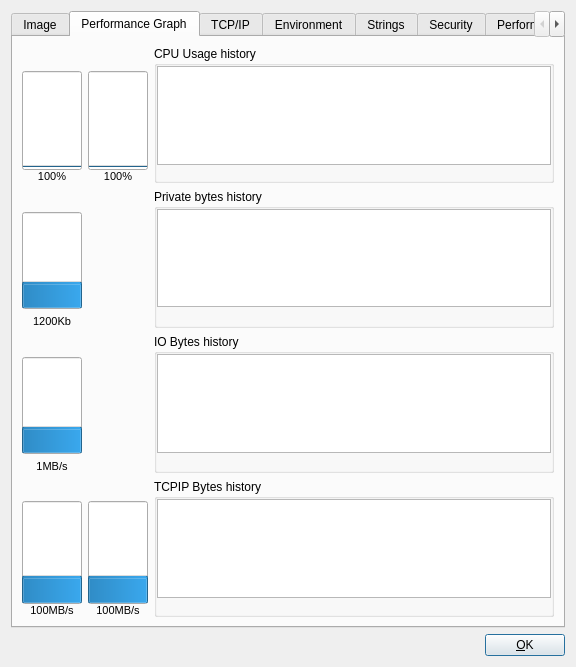
Before: the Qt Designer form ui/processdetails.ui in wolfc01/procexp, drawn with Qt 5.
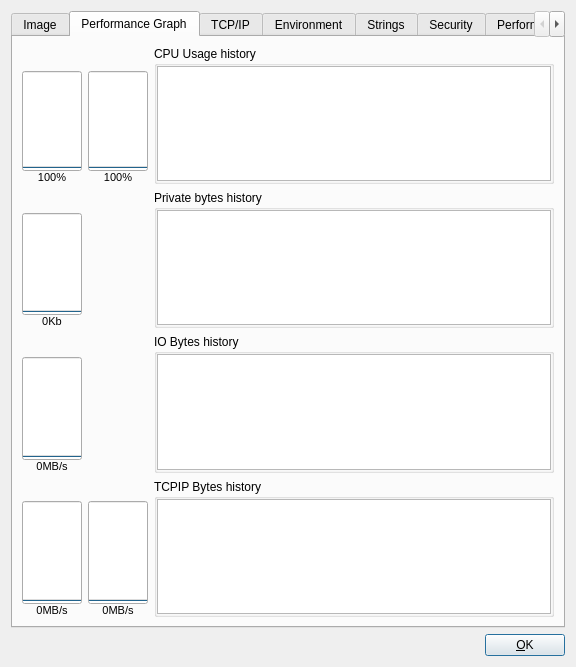
After: the same form once the commit is applied. Custom widgets are drawn as their Qt base class.

Commit message: UI of singleprocess view graphs

```diff
--- a/ui/processdetails.ui
+++ b/ui/processdetails.ui
@@ -354,6 +354,9 @@
         <layout class="QHBoxLayout" name="horizontalLayout_22">
          <item>
           <layout class="QVBoxLayout" name="verticalLayout_17">
+           <property name="spacing">
+            <number>0</number>
+           </property>
            <item>
             <layout class="QHBoxLayout" name="horizontalLayout_17">
              <property name="topMargin">
@@ -368,7 +371,7 @@
                 </size>
                </property>
                <property name="value">
-                <number>24</number>
+                <number>0</number>
                </property>
                <property name="textVisible">
                 <bool>false</bool>
@@ -388,7 +391,7 @@
               </font>
              </property>
              <property name="text">
-              <string>1MB/s</string>
+              <string>0MB/s</string>
              </property>
              <property name="alignment">
               <set>Qt::AlignCenter</set>
@@ -423,7 +426,7 @@
              <number>0</number>
             </property>
             <property name="bottomMargin">
-             <number>17</number>
+             <number>0</number>
             </property>
             <item>
              <widget class="PlotWidget" name="plotIoHist"/>
@@ -437,6 +440,9 @@
         <layout class="QHBoxLayout" name="horizontalLayout_23">
          <item>
           <layout class="QVBoxLayout" name="verticalLayout_12">
+           <property name="spacing">
+            <number>0</number>
+           </property>
            <property name="topMargin">
             <number>23</number>
            </property>
@@ -451,7 +457,7 @@
                 </size>
                </property>
                <property name="value">
-                <number>24</number>
+                <number>0</number>
                </property>
                <property name="textVisible">
                 <bool>false</bool>
@@ -471,7 +477,7 @@
               </font>
              </property>
              <property name="text">
-              <string>1200Kb</string>
+              <string>0Kb</string>
              </property>
              <property name="alignment">
               <set>Qt::AlignCenter</set>
@@ -506,7 +512,7 @@
              <number>0</number>
             </property>
             <property name="bottomMargin">
-             <number>18</number>
+             <number>0</number>
             </property>
             <item>
              <widget class="PlotWidget" name="plotRssHist"/>
@@ -540,7 +546,7 @@
                 </size>
                </property>
                <property name="value">
-                <number>24</number>
+                <number>0</number>
                </property>
                <property name="textVisible">
                 <bool>false</bool>
@@ -572,7 +578,7 @@
               </font>
              </property>
              <property name="text">
-              <string>100MB/s</string>
+              <string>0MB/s</string>
              </property>
              <property name="alignment">
               <set>Qt::AlignCenter</set>
@@ -603,7 +609,7 @@
                 </size>
                </property>
                <property name="value">
-                <number>24</number>
+                <number>0</number>
                </property>
                <property name="textVisible">
                 <bool>false</bool>
@@ -635,7 +641,7 @@
               </font>
              </property>
              <property name="text">
-              <string>100MB/s</string>
+              <string>0MB/s</string>
              </property>
              <property name="alignment">
               <set>Qt::AlignCenter</set>
@@ -660,7 +666,7 @@
              <number>0</number>
             </property>
             <property name="bottomMargin">
-             <number>16</number>
+             <number>0</number>
             </property>
             <item>
              <widget class="PlotWidget" name="plotTcpipHist"/>
@@ -854,7 +860,7 @@
              <number>0</number>
             </property>
             <property name="bottomMargin">
-             <number>15</number>
+             <number>0</number>
             </property>
             <item>
              <widget class="PlotWidget" name="plotCpuHist"/>
```
The commit also changes 1 other file.
